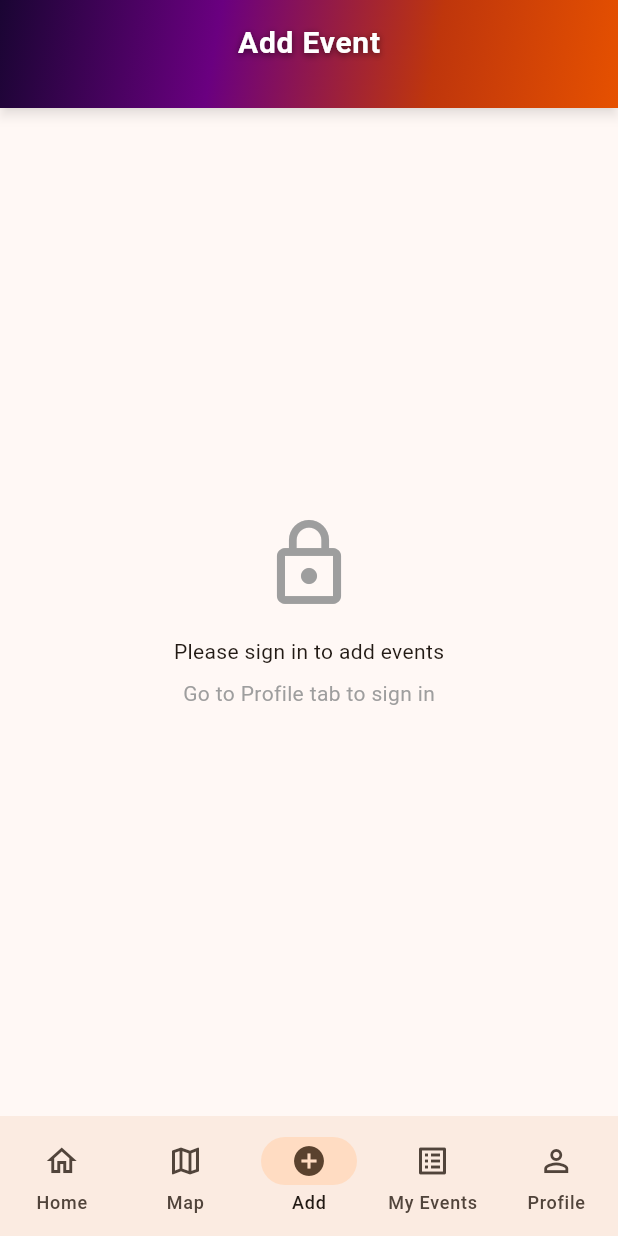
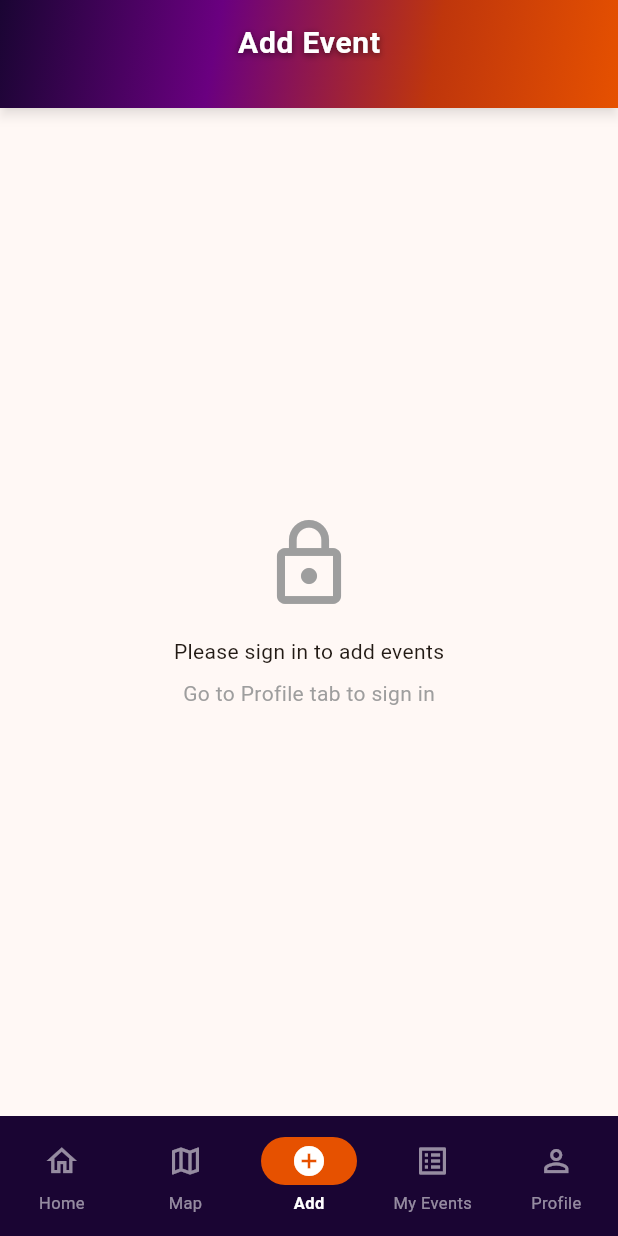
Before and after one commit to VimarshanaBandara/Wesak, a Flutter app: the screen it shows after launch, item 3 of the bottom bar chosen, on a phone screen of 412 x 824 dp. Run offline on Flutter 3.47's test engine with Material 3 defaults, Android fonts, the phone set to English and light mode, and no system bars; our stand-ins replace cloud_firestore, firebase_auth, firebase_core, firebase_storage, flutter_map, geolocator and 3 more; accounts and stored records are empty.

Commit message:
change bottom navigation bar design

```diff
--- a/lib/main.dart
+++ b/lib/main.dart
@@ -73,11 +73,41 @@ class _AppShellState extends State<AppShell> {
 
     return Scaffold(
       body: screens[_selectedIndex],
-      bottomNavigationBar: NavigationBar(
+      bottomNavigationBar: Theme(
+        data: Theme.of(context).copyWith(
+          navigationBarTheme: NavigationBarThemeData(
+            // AppBar ේ gradient start color match කරනවා
+            backgroundColor: const Color(0xFF1A0533),
+            // Selected indicator - saffron orange
+            indicatorColor: const Color(0xFFE65100),
+            surfaceTintColor: Colors.transparent,
+            // Selected label - white bold
+            labelTextStyle: WidgetStateProperty.resolveWith((states) {
+              if (states.contains(WidgetState.selected)) {
+                return const TextStyle(
+                  color: Colors.white,
+                  fontSize: 11,
+                  fontWeight: FontWeight.w700,
+                );
+              }
+              return const TextStyle(
+                color: Colors.white54,
+                fontSize: 11,
+              );
+            }),
+            // Selected icon - white, unselected - faded white
+            iconTheme: WidgetStateProperty.resolveWith((states) {
+              if (states.contains(WidgetState.selected)) {
+                return const IconThemeData(color: Colors.white);
+              }
+              return const IconThemeData(color: Colors.white54);
+            }),
+          ),
+        ),
+        child: NavigationBar(
           selectedIndex: _selectedIndex,
           onDestinationSelected: (index) {
             setState(() {
-            // Map tab (index 1) ට ආවෙකදී counter increment - fresh rebuild
               if (index == 1) _mapVisitCount++;
               _selectedIndex = index;
             });
@@ -110,6 +140,7 @@ class _AppShellState extends State<AppShell> {
             ),
           ],
         ),
+      ),
     );
   }
 }
```
Lines whose indentation alone changed are shown as unchanged.
